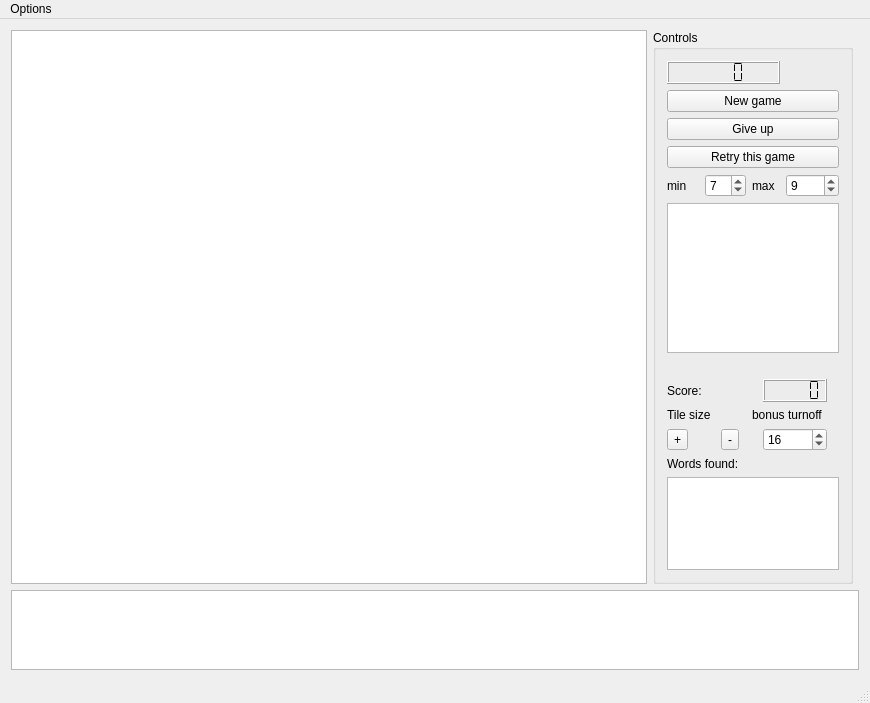
First picture: the form in wordgrids/mainwindow.ui, repository domino14/aerolithdesktop, before the edit.
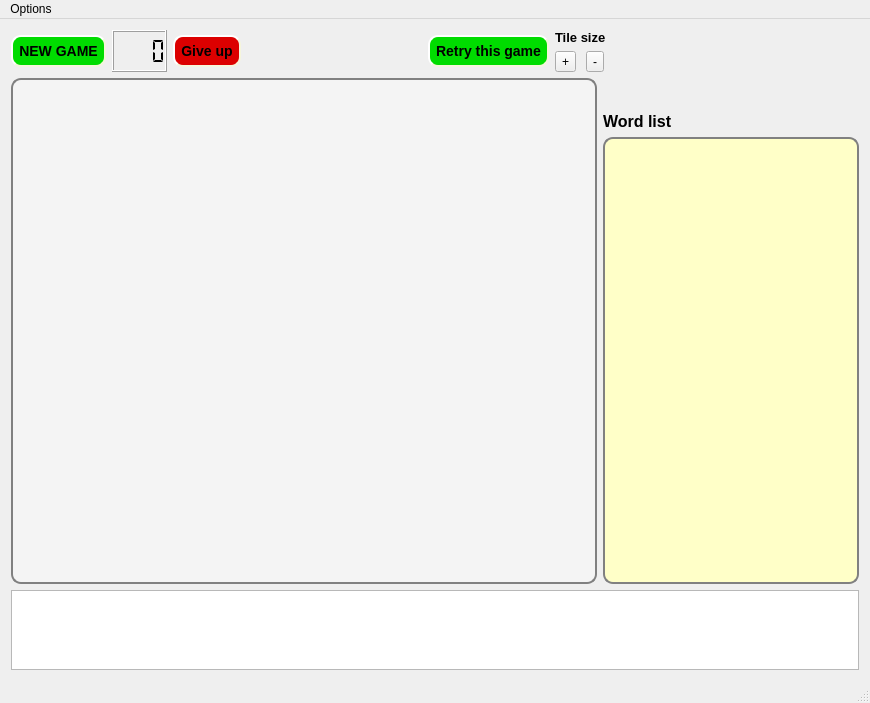
Second picture: the form after the edit. Custom widgets are drawn as their Qt base class.

Commit message: touching up GUI significantly

```diff
--- a/wordgrids/mainwindow.ui
+++ b/wordgrids/mainwindow.ui
@@ -14,15 +14,225 @@
    <string>Edley's Wordgrids</string>
   </property>
   <widget class="QWidget" name="centralWidget">
-   <layout class="QGridLayout" name="gridLayout">
-    <item row="0" column="0">
+   <layout class="QGridLayout" name="gridLayout_2">
+    <item row="0" column="0" colspan="2">
+     <layout class="QHBoxLayout" name="horizontalLayout">
+      <item>
+       <widget class="QPushButton" name="pushButtonNewGame">
+        <property name="styleSheet">
+         <string notr="true"> QPushButton {
+     background-color: rgb(0, 220, 0);
+     border-style: outset;
+     border-width: 2px;
+     border-radius: 10px;
+     border-color: beige;
+     font: bold 14px;
+     min-width: 5em;
+     padding: 6px;
+ }
+QPushButton:disabled{
+	background-color: rgb(0, 100, 0);
+	color: rgb(100, 100, 100);
+}
+ QPushButton:pressed {
+     background-color: rgb(0, 150, 0);
+     border-style: inset;
+ } </string>
+        </property>
+        <property name="text">
+         <string>NEW GAME</string>
+        </property>
+       </widget>
+      </item>
+      <item>
+       <widget class="QLCDNumber" name="lcdNumber">
+        <property name="numDigits">
+         <number>4</number>
+        </property>
+        <property name="segmentStyle">
+         <enum>QLCDNumber::Flat</enum>
+        </property>
+       </widget>
+      </item>
+      <item>
+       <widget class="QPushButton" name="pushButtonGiveUp">
+        <property name="styleSheet">
+         <string notr="true"> QPushButton {
+     background-color: rgb(220, 0, 0);
+     border-style: outset;
+     border-width: 2px;
+     border-radius: 10px;
+     border-color: beige;
+     font: bold 14px;
+     min-width: 5em;
+     padding: 6px;
+ }
+QPushButton:disabled{
+	background-color: rgb(50, 0, 0);
+	color: rgb(100, 100, 100);
+}
+ QPushButton:pressed {
+     background-color: rgb(100, 0, 0);
+     border-style: inset;
+ } </string>
+        </property>
+        <property name="text">
+         <string>Give up</string>
+        </property>
+       </widget>
+      </item>
+      <item>
+       <spacer name="horizontalSpacer_2">
+        <property name="orientation">
+         <enum>Qt::Horizontal</enum>
+        </property>
+        <property name="sizeHint" stdset="0">
+         <size>
+          <width>40</width>
+          <height>20</height>
+         </size>
+        </property>
+       </spacer>
+      </item>
+      <item>
+       <widget class="QPushButton" name="pushButtonRetry">
+        <property name="styleSheet">
+         <string notr="true"> QPushButton {
+     background-color: rgb(0, 220, 0);
+     border-style: outset;
+     border-width: 2px;
+     border-radius: 10px;
+     border-color: beige;
+     font: bold 14px;
+     min-width: 5em;
+     padding: 6px;
+ }
+QPushButton:disabled{
+	background-color: rgb(0, 100, 0);
+	color: rgb(100, 100, 100);
+}
+ QPushButton:pressed {
+     background-color: rgb(0, 150, 0);
+     border-style: inset;
+ } </string>
+        </property>
+        <property name="text">
+         <string>Retry this game</string>
+        </property>
+       </widget>
+      </item>
+      <item>
+       <layout class="QGridLayout" name="gridLayout">
+        <item row="0" column="0" colspan="2">
+         <widget class="QLabel" name="label_2">
+          <property name="text">
+           <string>&lt;!DOCTYPE HTML PUBLIC &quot;-//W3C//DTD HTML 4.0//EN&quot; &quot;http://www.w3.org/TR/REC-html40/strict.dtd&quot;&gt;
+&lt;html&gt;&lt;head&gt;&lt;meta name=&quot;qrichtext&quot; content=&quot;1&quot; /&gt;&lt;style type=&quot;text/css&quot;&gt;
+p, li { white-space: pre-wrap; }
+&lt;/style&gt;&lt;/head&gt;&lt;body style=&quot; font-family:'MS Shell Dlg 2'; font-size:8.25pt; font-weight:400; font-style:normal;&quot;&gt;
+&lt;p style=&quot; margin-top:0px; margin-bottom:0px; margin-left:0px; margin-right:0px; -qt-block-indent:0; text-indent:0px;&quot;&gt;&lt;span style=&quot; font-size:10pt; font-weight:600;&quot;&gt;Tile size&lt;/span&gt;&lt;/p&gt;&lt;/body&gt;&lt;/html&gt;</string>
+          </property>
+         </widget>
+        </item>
+        <item row="1" column="0">
+         <widget class="QToolButton" name="toolButtonPlusSize">
+          <property name="text">
+           <string>+</string>
+          </property>
+         </widget>
+        </item>
+        <item row="1" column="1">
+         <widget class="QToolButton" name="toolButtonMinusSize">
+          <property name="text">
+           <string>-</string>
+          </property>
+         </widget>
+        </item>
+       </layout>
+      </item>
+      <item>
+       <spacer name="horizontalSpacer">
+        <property name="orientation">
+         <enum>Qt::Horizontal</enum>
+        </property>
+        <property name="sizeHint" stdset="0">
+         <size>
+          <width>253</width>
+          <height>38</height>
+         </size>
+        </property>
+       </spacer>
+      </item>
+     </layout>
+    </item>
+    <item row="1" column="0" rowspan="3">
      <widget class="WordgridsGraphicsView" name="graphicsView">
+      <property name="sizePolicy">
+       <sizepolicy hsizetype="Expanding" vsizetype="Expanding">
+        <horstretch>1</horstretch>
+        <verstretch>0</verstretch>
+       </sizepolicy>
+      </property>
       <property name="focusPolicy">
        <enum>Qt::ClickFocus</enum>
       </property>
+      <property name="styleSheet">
+       <string notr="true">QGraphicsView {
+     border: 2px solid gray;
+     border-radius: 10px;
+	background-color: rgb(244, 244, 244);
+}</string>
+      </property>
      </widget>
     </item>
-    <item row="1" column="0" colspan="3">
+    <item row="1" column="1">
+     <spacer name="verticalSpacer">
+      <property name="orientation">
+       <enum>Qt::Vertical</enum>
+      </property>
+      <property name="sizeHint" stdset="0">
+       <size>
+        <width>253</width>
+        <height>28</height>
+       </size>
+      </property>
+     </spacer>
+    </item>
+    <item row="2" column="1">
+     <widget class="QLabel" name="label">
+      <property name="text">
+       <string>&lt;!DOCTYPE HTML PUBLIC &quot;-//W3C//DTD HTML 4.0//EN&quot; &quot;http://www.w3.org/TR/REC-html40/strict.dtd&quot;&gt;
+&lt;html&gt;&lt;head&gt;&lt;meta name=&quot;qrichtext&quot; content=&quot;1&quot; /&gt;&lt;style type=&quot;text/css&quot;&gt;
+p, li { white-space: pre-wrap; }
+&lt;/style&gt;&lt;/head&gt;&lt;body style=&quot; font-family:'MS Shell Dlg 2'; font-size:8.25pt; font-weight:400; font-style:normal;&quot;&gt;
+&lt;p style=&quot; margin-top:0px; margin-bottom:0px; margin-left:0px; margin-right:0px; -qt-block-indent:0; text-indent:0px;&quot;&gt;&lt;span style=&quot; font-size:12pt; font-weight:600;&quot;&gt;Word list&lt;/span&gt;&lt;/p&gt;&lt;/body&gt;&lt;/html&gt;</string>
+      </property>
+     </widget>
+    </item>
+    <item row="3" column="1">
+     <widget class="QListWidget" name="listWidgetWordList">
+      <property name="sizePolicy">
+       <sizepolicy hsizetype="Expanding" vsizetype="Expanding">
+        <horstretch>0</horstretch>
+        <verstretch>1</verstretch>
+       </sizepolicy>
+      </property>
+      <property name="minimumSize">
+       <size>
+        <width>0</width>
+        <height>150</height>
+       </size>
+      </property>
+      <property name="styleSheet">
+       <string notr="true">QListWidget {
+     border: 2px solid gray;
+     border-radius: 10px;
+	background-color: rgb(255, 255, 200);
+}</string>
+      </property>
+     </widget>
+    </item>
+    <item row="4" column="0" colspan="2">
      <widget class="QTextEdit" name="textEdit">
       <property name="sizePolicy">
        <sizepolicy hsizetype="Expanding" vsizetype="Fixed">
@@ -41,187 +251,6 @@
       </property>
      </widget>
     </item>
-    <item row="0" column="1">
-     <widget class="QGroupBox" name="groupBox">
-      <property name="sizePolicy">
-       <sizepolicy hsizetype="Fixed" vsizetype="Preferred">
-        <horstretch>0</horstretch>
-        <verstretch>0</verstretch>
-       </sizepolicy>
-      </property>
-      <property name="maximumSize">
-       <size>
-        <width>200</width>
-        <height>16777215</height>
-       </size>
-      </property>
-      <property name="title">
-       <string>Controls</string>
-      </property>
-      <layout class="QGridLayout" name="gridLayout_2">
-       <item row="0" column="0" colspan="7">
-        <widget class="QLCDNumber" name="lcdNumber">
-         <property name="numDigits">
-          <number>4</number>
-         </property>
-         <property name="segmentStyle">
-          <enum>QLCDNumber::Flat</enum>
-         </property>
-        </widget>
-       </item>
-       <item row="1" column="0" colspan="10">
-        <widget class="QPushButton" name="pushButtonNewGame">
-         <property name="text">
-          <string>New game</string>
-         </property>
-        </widget>
-       </item>
-       <item row="12" column="0" colspan="10">
-        <widget class="QListWidget" name="listWidget"/>
-       </item>
-       <item row="9" column="0" colspan="5">
-        <widget class="QLabel" name="label">
-         <property name="text">
-          <string>Tile size</string>
-         </property>
-        </widget>
-       </item>
-       <item row="10" column="0" colspan="2">
-        <widget class="QToolButton" name="toolButtonPlusSize">
-         <property name="text">
-          <string>+</string>
-         </property>
-        </widget>
-       </item>
-       <item row="8" column="0" colspan="3">
-        <widget class="QLabel" name="label_2">
-         <property name="text">
-          <string>Score:</string>
-         </property>
-        </widget>
-       </item>
-       <item row="8" column="6" colspan="3">
-        <widget class="QLCDNumber" name="lcdNumberScore">
-         <property name="segmentStyle">
-          <enum>QLCDNumber::Flat</enum>
-         </property>
-        </widget>
-       </item>
-       <item row="7" column="0" colspan="10">
-        <widget class="QLabel" name="labelDebug">
-         <property name="text">
-          <string/>
-         </property>
-        </widget>
-       </item>
-       <item row="2" column="0" colspan="10">
-        <widget class="QPushButton" name="pushButtonGiveUp">
-         <property name="text">
-          <string>Give up</string>
-         </property>
-        </widget>
-       </item>
-       <item row="3" column="0" colspan="10">
-        <widget class="QPushButton" name="pushButtonRetry">
-         <property name="text">
-          <string>Retry this game</string>
-         </property>
-        </widget>
-       </item>
-       <item row="6" column="0" colspan="10">
-        <widget class="QListWidget" name="listWidgetWordsToFind">
-         <property name="minimumSize">
-          <size>
-           <width>0</width>
-           <height>150</height>
-          </size>
-         </property>
-        </widget>
-       </item>
-       <item row="11" column="0" colspan="7">
-        <widget class="QLabel" name="label_4">
-         <property name="text">
-          <string>Words found:</string>
-         </property>
-        </widget>
-       </item>
-       <item row="9" column="5" colspan="5">
-        <widget class="QLabel" name="label_5">
-         <property name="text">
-          <string>bonus turnoff</string>
-         </property>
-        </widget>
-       </item>
-       <item row="10" column="6" colspan="3">
-        <widget class="QSpinBox" name="spinBoxRetinaTurnOff">
-         <property name="value">
-          <number>16</number>
-         </property>
-        </widget>
-       </item>
-       <item row="10" column="3" colspan="2">
-        <widget class="QToolButton" name="toolButtonMinusSize">
-         <property name="text">
-          <string>-</string>
-         </property>
-        </widget>
-       </item>
-       <item row="5" column="7" colspan="3">
-        <widget class="QSpinBox" name="spinBoxMaxLengthGen">
-         <property name="minimum">
-          <number>2</number>
-         </property>
-         <property name="maximum">
-          <number>15</number>
-         </property>
-         <property name="value">
-          <number>9</number>
-         </property>
-        </widget>
-       </item>
-       <item row="5" column="0" colspan="2">
-        <widget class="QLabel" name="label_3">
-         <property name="text">
-          <string>min</string>
-         </property>
-        </widget>
-       </item>
-       <item row="4" column="1">
-        <spacer name="verticalSpacer">
-         <property name="orientation">
-          <enum>Qt::Vertical</enum>
-         </property>
-         <property name="sizeHint" stdset="0">
-          <size>
-           <width>20</width>
-           <height>40</height>
-          </size>
-         </property>
-        </spacer>
-       </item>
-       <item row="5" column="5" colspan="2">
-        <widget class="QLabel" name="label_6">
-         <property name="text">
-          <string>max</string>
-         </property>
-        </widget>
-       </item>
-       <item row="5" column="2" colspan="3">
-        <widget class="QSpinBox" name="spinBoxMinLengthGen">
-         <property name="minimum">
-          <number>2</number>
-         </property>
-         <property name="maximum">
-          <number>15</number>
-         </property>
-         <property name="value">
-          <number>7</number>
-         </property>
-        </widget>
-       </item>
-      </layout>
-     </widget>
-    </item>
    </layout>
   </widget>
   <widget class="QMenuBar" name="menuBar">
```
Left out of the diff: 7 changed lines with no effect on the pictures. The commit also changes 4 other files.
